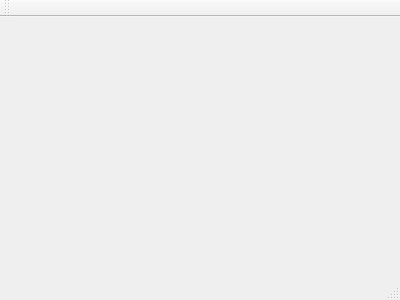
Before: the Qt Designer form mainwindow.ui in Zioba/MargoDiplom, drawn with Qt 5.
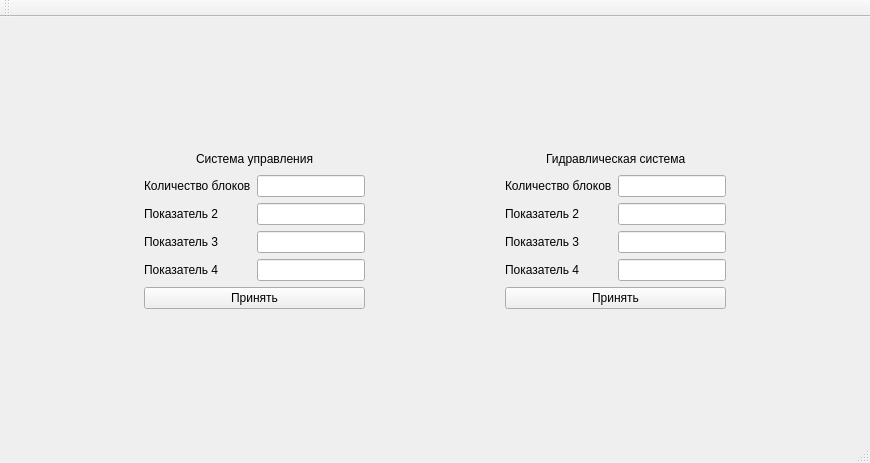
After: the same form once the commit is applied.

Diff of the .ui file:
```diff
--- a/mainwindow.ui
+++ b/mainwindow.ui
@@ -1,24 +1,295 @@
 <ui version="4.0">
  <class>MainWindow</class>
- <widget class="QMainWindow" name="MainWindow" >
-  <property name="geometry" >
+ <widget class="QMainWindow" name="MainWindow">
+  <property name="geometry">
    <rect>
     <x>0</x>
     <y>0</y>
-    <width>400</width>
-    <height>300</height>
+    <width>870</width>
+    <height>463</height>
    </rect>
   </property>
   <property name="windowTitle" >
    <string>MainWindow</string>
   </property>
-  <widget class="QMenuBar" name="menuBar" />
-  <widget class="QToolBar" name="mainToolBar" />
-  <widget class="QWidget" name="centralWidget" />
-  <widget class="QStatusBar" name="statusBar" />
+  <widget class="QWidget" name="centralWidget">
+   <layout class="QVBoxLayout" name="verticalLayout">
+    <item>
+     <spacer name="verticalSpacer">
+      <property name="orientation">
+       <enum>Qt::Vertical</enum>
+      </property>
+      <property name="sizeHint" stdset="0">
+       <size>
+        <width>20</width>
+        <height>107</height>
+       </size>
+      </property>
+     </spacer>
+    </item>
+    <item>
+     <layout class="QHBoxLayout" name="horizontalLayout_3">
+      <item>
+       <spacer name="horizontalSpacer">
+        <property name="orientation">
+         <enum>Qt::Horizontal</enum>
+        </property>
+        <property name="sizeHint" stdset="0">
+         <size>
+          <width>40</width>
+          <height>20</height>
+         </size>
+        </property>
+       </spacer>
+      </item>
+      <item>
+       <layout class="QGridLayout" name="gridLayout_2">
+        <item row="0" column="0">
+         <layout class="QHBoxLayout" name="horizontalLayout">
+          <item>
+           <spacer name="horizontalSpacer_5">
+            <property name="orientation">
+             <enum>Qt::Horizontal</enum>
+            </property>
+            <property name="sizeHint" stdset="0">
+             <size>
+              <width>40</width>
+              <height>20</height>
+             </size>
+            </property>
+           </spacer>
+          </item>
+          <item>
+           <widget class="QLabel" name="label_9">
+            <property name="text">
+             <string>Система управления</string>
+            </property>
+           </widget>
+          </item>
+          <item>
+           <spacer name="horizontalSpacer_6">
+            <property name="orientation">
+             <enum>Qt::Horizontal</enum>
+            </property>
+            <property name="sizeHint" stdset="0">
+             <size>
+              <width>40</width>
+              <height>20</height>
+             </size>
+            </property>
+           </spacer>
+          </item>
+         </layout>
+        </item>
+        <item row="1" column="0">
+         <layout class="QGridLayout" name="gridLayout">
+          <item row="0" column="0">
+           <widget class="QLabel" name="label">
+            <property name="text">
+             <string>Количество блоков</string>
+            </property>
+           </widget>
+          </item>
+          <item row="0" column="1">
+           <widget class="QLineEdit" name="blockNumbLine1"/>
+          </item>
+          <item row="1" column="0">
+           <widget class="QLabel" name="label_2">
+            <property name="text">
+             <string>Показатель 2</string>
+            </property>
+           </widget>
+          </item>
+          <item row="1" column="1">
+           <widget class="QLineEdit" name="lineEdit_2"/>
+          </item>
+          <item row="2" column="0">
+           <widget class="QLabel" name="label_3">
+            <property name="text">
+             <string>Показатель 3</string>
+            </property>
+           </widget>
+          </item>
+          <item row="2" column="1">
+           <widget class="QLineEdit" name="lineEdit_3"/>
+          </item>
+          <item row="3" column="0">
+           <widget class="QLabel" name="label_11">
+            <property name="text">
+             <string>Показатель 4</string>
+            </property>
+           </widget>
+          </item>
+          <item row="3" column="1">
+           <widget class="QLineEdit" name="lineEdit_4"/>
+          </item>
+         </layout>
+        </item>
+        <item row="2" column="0">
+         <widget class="QPushButton" name="controlBut">
+          <property name="text">
+           <string>Принять</string>
+          </property>
+         </widget>
+        </item>
+       </layout>
+      </item>
+      <item>
+       <spacer name="horizontalSpacer_2">
+        <property name="orientation">
+         <enum>Qt::Horizontal</enum>
+        </property>
+        <property name="sizeHint" stdset="0">
+         <size>
+          <width>40</width>
+          <height>20</height>
+         </size>
+        </property>
+       </spacer>
+      </item>
+      <item>
+       <layout class="QVBoxLayout" name="verticalLayout_2">
+        <item>
+         <layout class="QHBoxLayout" name="horizontalLayout_2">
+          <item>
+           <spacer name="horizontalSpacer_7">
+            <property name="orientation">
+             <enum>Qt::Horizontal</enum>
+            </property>
+            <property name="sizeHint" stdset="0">
+             <size>
+              <width>40</width>
+              <height>20</height>
+             </size>
+            </property>
+           </spacer>
+          </item>
+          <item>
+           <widget class="QLabel" name="label_10">
+            <property name="text">
+             <string>Гидравлическая система</string>
+            </property>
+           </widget>
+          </item>
+          <item>
+           <spacer name="horizontalSpacer_8">
+            <property name="orientation">
+             <enum>Qt::Horizontal</enum>
+            </property>
+            <property name="sizeHint" stdset="0">
+             <size>
+              <width>40</width>
+              <height>20</height>
+             </size>
+            </property>
+           </spacer>
+          </item>
+         </layout>
+        </item>
+        <item>
+         <layout class="QGridLayout" name="gridLayout_3">
+          <item row="1" column="0">
+           <widget class="QLabel" name="label_6">
+            <property name="text">
+             <string>Показатель 2</string>
+            </property>
+           </widget>
+          </item>
+          <item row="0" column="0">
+           <widget class="QLabel" name="label_5">
+            <property name="text">
+             <string>Количество блоков</string>
+            </property>
+           </widget>
+          </item>
+          <item row="1" column="1">
+           <widget class="QLineEdit" name="lineEdit_6"/>
+          </item>
+          <item row="0" column="1">
+           <widget class="QLineEdit" name="blockNumbLine2"/>
+          </item>
+          <item row="2" column="1">
+           <widget class="QLineEdit" name="lineEdit_7"/>
+          </item>
+          <item row="3" column="0">
+           <widget class="QLabel" name="label_8">
+            <property name="text">
+             <string>Показатель 4</string>
+            </property>
+           </widget>
+          </item>
+          <item row="2" column="0">
+           <widget class="QLabel" name="label_7">
+            <property name="text">
+             <string>Показатель 3</string>
+            </property>
+           </widget>
+          </item>
+          <item row="3" column="1">
+           <widget class="QLineEdit" name="lineEdit_8"/>
+          </item>
+         </layout>
+        </item>
+        <item>
+         <widget class="QPushButton" name="gidravlBut">
+          <property name="text">
+           <string>Принять</string>
+          </property>
+         </widget>
+        </item>
+       </layout>
+      </item>
+      <item>
+       <spacer name="horizontalSpacer_3">
+        <property name="orientation">
+         <enum>Qt::Horizontal</enum>
+        </property>
+        <property name="sizeHint" stdset="0">
+         <size>
+          <width>40</width>
+          <height>20</height>
+         </size>
+        </property>
+       </spacer>
+      </item>
+     </layout>
+    </item>
+    <item>
+     <spacer name="verticalSpacer_2">
+      <property name="orientation">
+       <enum>Qt::Vertical</enum>
+      </property>
+      <property name="sizeHint" stdset="0">
+       <size>
+        <width>20</width>
+        <height>106</height>
+       </size>
+      </property>
+     </spacer>
+    </item>
+   </layout>
+  </widget>
+  <widget class="QMenuBar" name="menuBar">
+   <property name="geometry">
+    <rect>
+     <x>0</x>
+     <y>0</y>
+     <width>870</width>
+     <height>21</height>
+    </rect>
+   </property>
+  </widget>
+  <widget class="QToolBar" name="mainToolBar">
+   <attribute name="toolBarArea">
+    <enum>TopToolBarArea</enum>
+   </attribute>
+   <attribute name="toolBarBreak">
+    <bool>false</bool>
+   </attribute>
+  </widget>
+  <widget class="QStatusBar" name="statusBar"/>
  </widget>
- <layoutDefault spacing="6" margin="11" />
- <pixmapfunction></pixmapfunction>
+ <layoutdefault spacing="6" margin="11"/>
  <resources/>
  <connections/>
 </ui>
```
Left out of the diff: 3 changed lines with no effect on the pictures.
